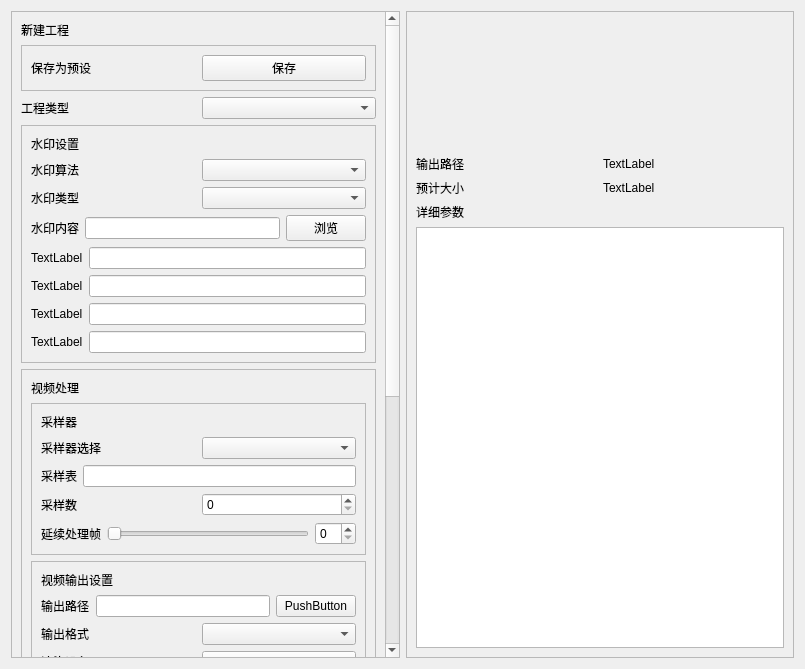
The window that DesignFile/SetUp.ui (tucaodashen/invisible_video_watermark) describes before a commit, drawn with Qt 5.
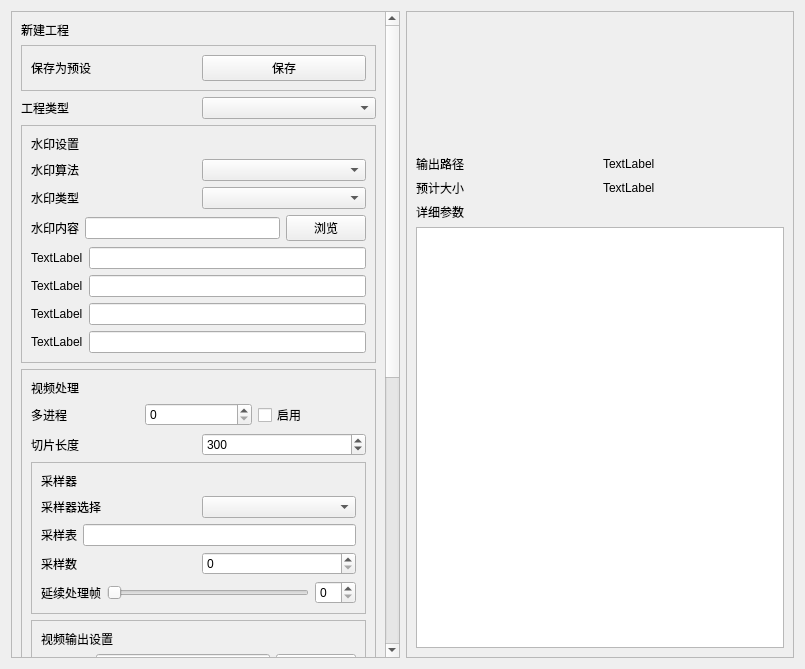
The same window after the commit. Custom widgets are drawn as their Qt base class.

The edit to the form file:
```diff
--- a/DesignFile/SetUp.ui
+++ b/DesignFile/SetUp.ui
@@ -23,9 +23,9 @@
       <property name="geometry">
        <rect>
         <x>0</x>
-        <y>-465</y>
+        <y>0</y>
         <width>377</width>
-        <height>1114</height>
+        <height>1174</height>
        </rect>
       </property>
       <layout class="QVBoxLayout" name="verticalLayout_7">
@@ -224,6 +224,52 @@
             </property>
            </widget>
           </item>
+          <item>
+           <layout class="QHBoxLayout" name="horizontalLayout_31">
+            <item>
+             <widget class="SubtitleLabel" name="L_MultiProcess">
+              <property name="text">
+               <string>多进程</string>
+              </property>
+             </widget>
+            </item>
+            <item>
+             <widget class="SpinBox" name="SB_MultiProcess">
+              <property name="maximum">
+               <number>61</number>
+              </property>
+             </widget>
+            </item>
+            <item>
+             <widget class="CheckBox" name="CB_MultiProcess">
+              <property name="text">
+               <string>启用</string>
+              </property>
+             </widget>
+            </item>
+           </layout>
+          </item>
+          <item>
+           <layout class="QHBoxLayout" name="horizontalLayout_30">
+            <item>
+             <widget class="BodyLabel" name="L_SliceLength">
+              <property name="text">
+               <string>切片长度</string>
+              </property>
+             </widget>
+            </item>
+            <item>
+             <widget class="SpinBox" name="SB_Slicelength">
+              <property name="maximum">
+               <number>99999999</number>
+              </property>
+              <property name="value">
+               <number>300</number>
+              </property>
+             </widget>
+            </item>
+           </layout>
+          </item>
           <item>
            <widget class="QFrame" name="F_Sampler">
             <property name="frameShape">
```
